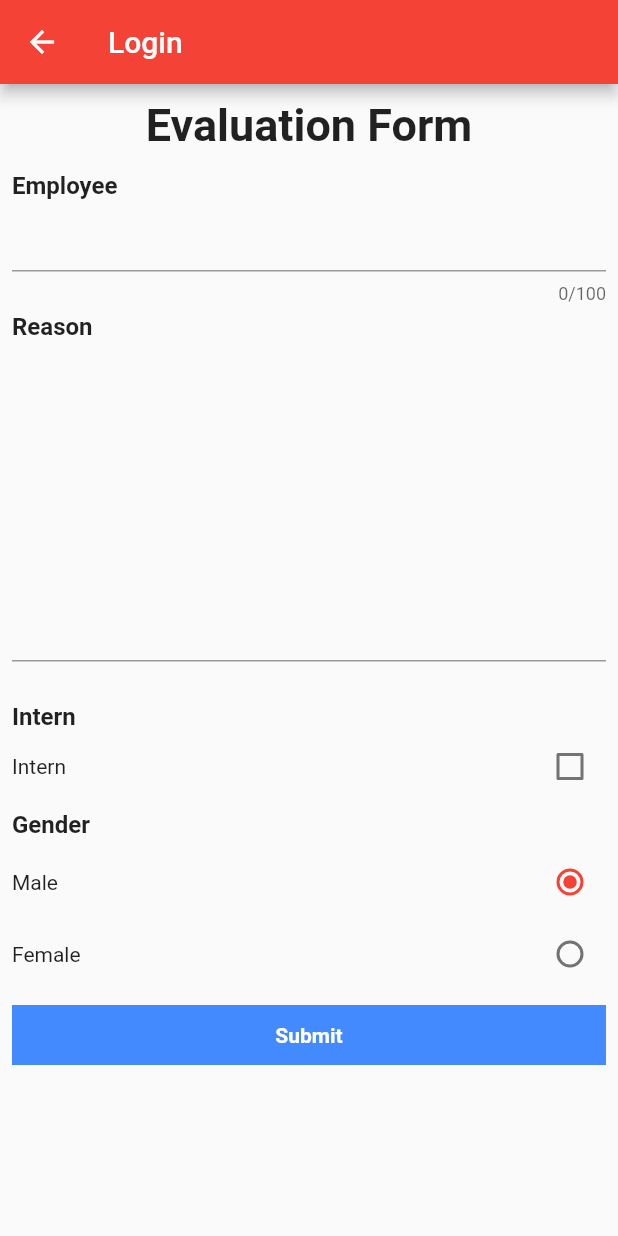
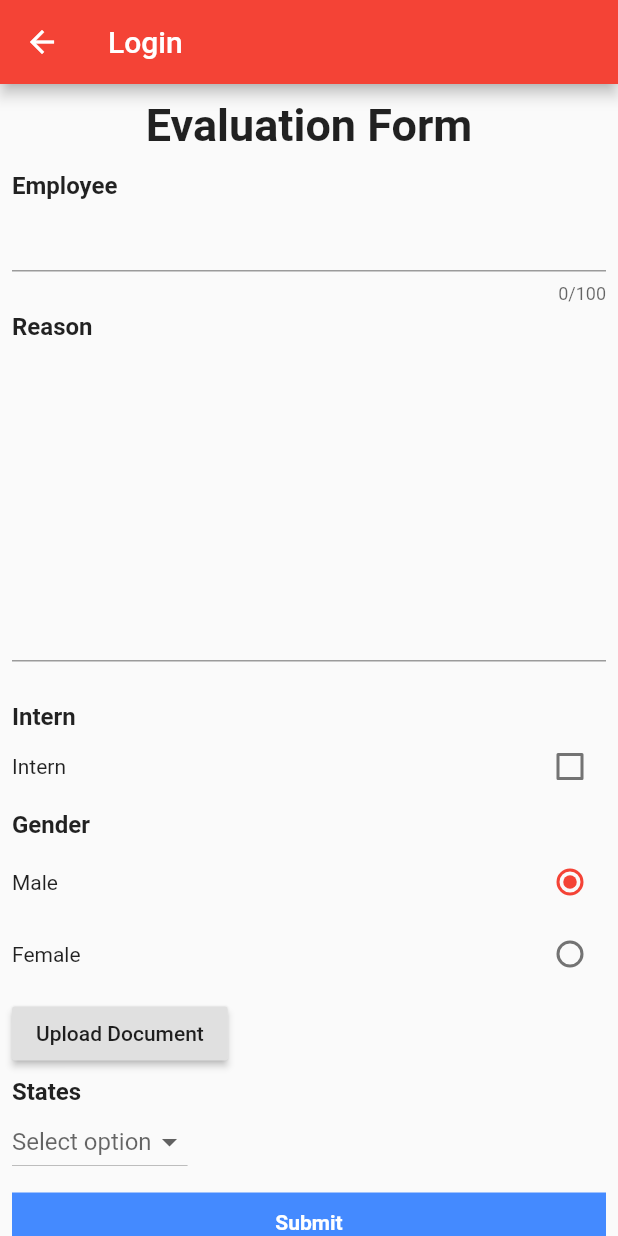
Before and after one commit to maniecodes/jbpm_json_to_form, a Flutter app: the Fields screen opened by its route, on a phone screen of 412 x 824 dp. Run offline on Flutter 3.47's test engine with Material 2 defaults, Android fonts, the phone set to English and light mode, and no system bars; our stand-ins replace file_picker.

Commit message:
bug fix
'

;

:
q

;
:
'

```diff
--- a/example/lib/fields.dart
+++ b/example/lib/fields.dart
@@ -91,6 +91,40 @@ class _FieldsState extends State<Fields> {
         "code": "RadioGroup",
         "serializedFieldClassName":
             "org.kie.workbench.common.forms.fields.shared.fieldTypes.basic.selectors.radioGroup.definition.StringRadioGroupFieldDefinition"
+      },
+      {
+        "id": "field_2355",
+        "name": "document",
+        "label": "Document",
+        "required": false,
+        "readOnly": false,
+        "validateOnChange": true,
+        "helpMessage": "",
+        "binding": "document",
+        "standaloneClassName": "org.jbpm.document.Document",
+        "code": "Document",
+        "serializedFieldClassName":
+            "org.kie.workbench.common.forms.jbpm.model.authoring.document.definition.DocumentFieldDefinition"
+      },
+      {
+        "options": [
+          {"value": "1", "text": "Lagos"},
+          {"value": "2", "text": "Abuja"}
+        ],
+        "addEmptyOption": true,
+        "dataProvider": "",
+        "id": "field_248",
+        "name": "states",
+        "label": "States",
+        "required": false,
+        "readOnly": false,
+        "validateOnChange": true,
+        "helpMessage": "",
+        "binding": "states",
+        "standaloneClassName": "java.lang.String",
+        "code": "ListBox",
+        "serializedFieldClassName":
+            "org.kie.workbench.common.forms.fields.shared.fieldTypes.basic.selectors.listBox.definition.StringListBoxFieldDefinition"
       }
     ]
   });
--- a/lib/jbpm_to_form.dart
+++ b/lib/jbpm_to_form.dart
@@ -84,7 +84,6 @@ class _JbpmFormState extends State<JbpmForm> {
   List<Widget> jbpmToForm() {
     List<Widget> listWidget = List<Widget>();
     print('I got inside JBPM');
-    print(formGeneral['fields']);
     for (var i = 0; i < formGeneral['fields'].length; i++) {
       Map item = formGeneral['fields'][i];
 
@@ -409,7 +408,7 @@ class _JbpmFormState extends State<JbpmForm> {
 
   @override
   Widget build(BuildContext context) {
-     print(formGeneral);
+    //  print(formGeneral);
     return Form(
       autovalidate: formGeneral['autoValidated'] ?? false,
       key: _formKey,
```
